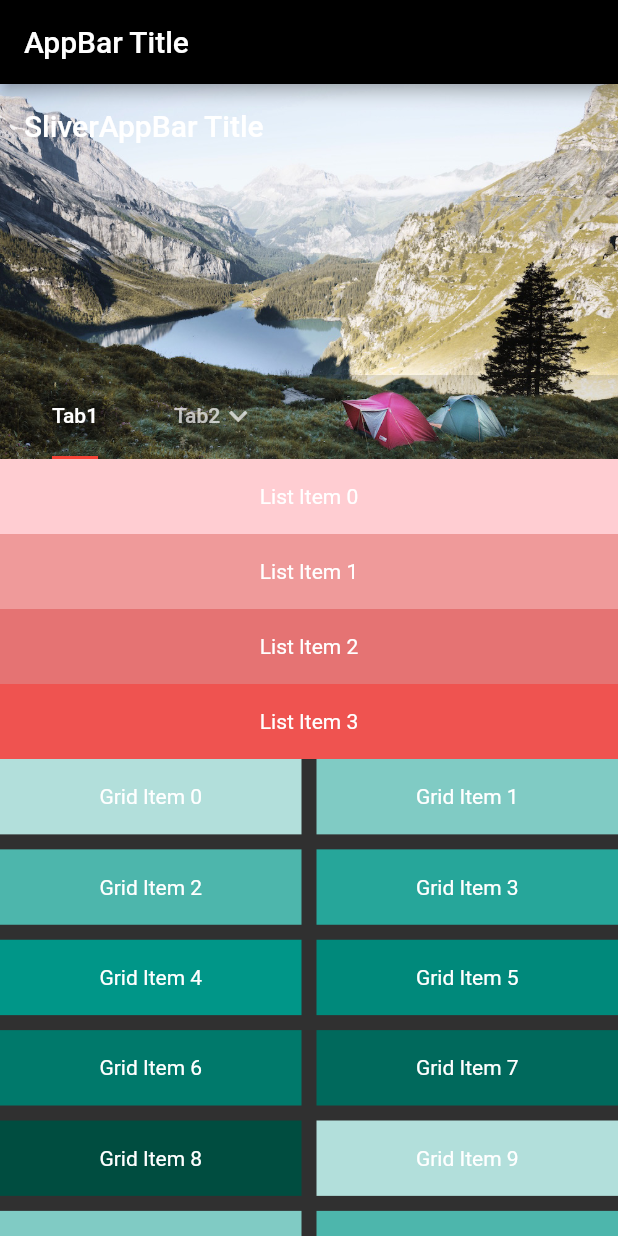
After one commit to lovebzhou/flutter_demo, a Flutter app: the DemoCustomScrollView screen opened directly, on a phone screen of 412 x 824 dp. The commit adds this screen. Run offline on Flutter 3.47's test engine with Material 2 defaults, Android fonts, the phone set to English and light mode, and no system bars; our stand-ins replace dio, event_bus, file_picker, image_picker, share, shared_preferences and 1 more; missing offline and left inert: alice, dropdown_menu, image_crop, multi_image_picker, photo, photo_manager; accounts and stored records are empty.

Commit message:
adjust path

```diff
--- a/lib/demo/demo_page.dart
+++ b/lib/demo/demo_page.dart
@@ -11,8 +11,6 @@ import 'package:flutter_demo/demo/image/photo_picker_demo.dart';
 import 'package:flutter_demo/demo/layout/demo_layout.dart';
 import 'package:flutter_demo/demo/log/demo_alice.dart';
 import 'package:flutter_demo/demo/navigator/navigator_demo.dart';
-import 'package:flutter_demo/demo/scrollview/demo_nestedscrollview.dart';
-import 'package:flutter_demo/demo/scrollview/scrollview_demo.dart';
 import 'package:flutter_demo/demo/widgets/demo_widgets.dart';
 import 'focus_demo/focus_demo.dart';
 
@@ -34,13 +32,11 @@ class HBDemoPage extends StatefulWidget {
 class _HBDemoPageState extends State<HBDemoPage> {
   final _pages = [
     Page(DemoLayout(), DemoLayout.title),
-    Page(ScrollViewDemo(), ScrollViewDemo.title),
     Page(DemoAnimation(), '动画演示'),
     Page(DialogDemo(), DialogDemo.title),
     Page(DemoWidgets(), DemoWidgets.title),
     Page(NavigatorDemo(), NavigatorDemo.title),
     Page(DropdownMenuDemo(), DropdownMenuDemo.title),
-    Page(DemoNestedScrollView(), DemoNestedScrollView.title),
     Page(DemoImagePicker(), DemoImagePicker.title),
     Page(FilePickerDemo(), FilePickerDemo.title),
     Page(DemoPhotoPicker(), DemoPhotoPicker.title),
--- a/lib/demo/widgets/demo_widgets.dart
+++ b/lib/demo/widgets/demo_widgets.dart
@@ -4,6 +4,7 @@ import 'package:flutter_demo/demo/widgets/demo_grid.dart';
 import 'package:flutter_demo/demo/widgets/demo_list_view_expansion.dart';
 import 'package:flutter_demo/demo/widgets/demo_tab.dart';
 import 'package:flutter_demo/demo/widgets/demo_wrap.dart';
+import 'package:flutter_demo/demo/widgets/scrollview/scrollview_demo.dart';
 import 'package:flutter_demo/utils/navigator_util.dart';
 
 import 'demo_list_view.dart';
@@ -20,6 +21,7 @@ class DemoWidgets extends StatelessWidget {
         _buildItem(context, DemoTab.title, DemoTab()),
         _buildItem(context, 'Demo ListView', DemoListView()),
         _buildItem(context, 'Demo ListView Expansion', DemoListViewExpansion()),
+        _buildItem(context, 'Demo ScrollView', DemoScrollView()),
         _buildItem(context, 'Demo Grid', DemoGridPage()),
       ],
     );
--- /dev/null
+++ b/lib/demo/widgets/scrollview/demo_customscrollview.dart
@@ -0,0 +1,249 @@
+import 'dart:io';
+
+import 'package:flutter/cupertino.dart';
+import 'package:flutter/material.dart';
+
+class DemoCustomScrollView extends StatefulWidget {
+  @override
+  State<StatefulWidget> createState() => _DemoCustomScrollViewState();
+}
+
+class _DemoCustomScrollViewState extends State<DemoCustomScrollView>
+    with SingleTickerProviderStateMixin {
+  ScrollController _scrollController;
+  ScrollController _scrollController2;
+
+  TabController _tabController;
+
+  @override
+  void initState() {
+    super.initState();
+    _scrollController = ScrollController();
+    _scrollController2 = ScrollController();
+
+    _tabController = TabController(length: 2, vsync: this);
+  }
+
+  @override
+  void dispose() {
+    _scrollController.dispose();
+    _scrollController2.dispose();
+
+    _tabController.dispose();
+    super.dispose();
+  }
+
+  @override
+  Widget build(BuildContext context) {
+    return Scaffold(
+      appBar: _buildAppBar(context),
+      body: _buildBody(context),
+    );
+  }
+
+  Widget _buildAppBar(BuildContext context) {
+    return AppBar(
+      title: Text('AppBar Title'),
+    );
+  }
+
+  Widget _buildBody(BuildContext context) {
+    Widget body = CustomScrollView(
+      semanticChildCount: 5,
+      controller: _scrollController,
+      physics: Platform.isIOS
+          ? AlwaysScrollableScrollPhysics()
+          : BouncingScrollPhysics(),
+      slivers: <Widget>[
+        _buildRefreshControl(context),
+        _buildSliverAppBar(context),
+        _buildSliverTabBarView(context),
+        _buildSliverGrid(context),
+        _buildSliverList(context),
+      ],
+    );
+
+    // TODO: remove horizontal indicator
+    body = CupertinoScrollbar(
+      controller: _scrollController,
+      child: body,
+    );
+
+    body = SafeArea(child: body);
+
+    return body;
+  }
+
+  Widget _buildRefreshControl(BuildContext context) {
+    return CupertinoSliverRefreshControl(
+      builder: (
+        BuildContext context,
+        RefreshIndicatorMode refreshState,
+        double pulledExtent,
+        double refreshTriggerPullDistance,
+        double refreshIndicatorExtent,
+      ) {
+        return Center(
+          child: Text('下拉刷新'),
+        );
+      },
+      onRefresh: () async {},
+    );
+  }
+
+  Widget _buildSliverAppBar(BuildContext context) {
+    return SliverAppBar(
+      pinned: true,
+      // floating: true, // APPBar是否跟随下拉立即显示
+      // snap: true,
+      title: Text('SliverAppBar Title'),
+      // centerTitle: true,
+      automaticallyImplyLeading: false,
+      titleSpacing: 16.0,
+      backgroundColor: Colors.orange,
+      expandedHeight: 250.0,
+      flexibleSpace: _buildFlexibleBar(context),
+      bottom: _buildBottomBar(context),
+    );
+  }
+
+  Widget _buildFlexibleBar(BuildContext context) {
+    Widget background = Image.asset(
+      'assets/images/7.jpg',
+      fit: BoxFit.cover,
+    );
+    return FlexibleSpaceBar(
+      // title: Text('Demo'),
+      background: background,
+    );
+  }
+
+  Widget _buildBottomBar(BuildContext context) {
+    Widget bottomBar = TabBar(
+      indicatorColor: Colors.red,
+      indicatorSize: TabBarIndicatorSize.label,
+      controller: _tabController,
+      tabs: <Widget>[
+        Tab(
+          child: Text('Tab1'),
+        ),
+        Tab(
+          child: Row(children:[Text('Tab2'), Icon(Icons.expand_more)]),
+        ),
+      ],
+    );
+
+    /// 设置bottomBar高度
+    bottomBar = Container(
+      height: 56.0, // NavigationBar Height 56.0
+      width: 200.0,
+      child: bottomBar,
+      // color: Colors.black12,
+    );
+    bottomBar = Align(
+      alignment: Alignment.centerLeft,
+      child: bottomBar,
+    );
+    bottomBar = Container(
+      child: bottomBar,
+      color: Colors.black12,
+    );
+
+    /// AppBar高度不计算bottomBar高度
+    bottomBar = PreferredSize(
+      child: bottomBar,
+      preferredSize: Size(160, 0),
+    );
+
+    return bottomBar;
+  }
+
+  Widget _buildSliverTabBarView(BuildContext context) {
+    Widget tabBarView = TabBarView(
+      controller: _tabController,
+      children: <Widget>[
+        ListView.builder(
+          controller: _scrollController2,
+          itemExtent: 50.0,
+          itemBuilder: (BuildContext context, int index) {
+            return Container(
+              alignment: Alignment.center,
+              color: Colors.red[100 * (index % 9 + 1)],
+              child: Text('List Item $index'),
+            );
+          },
+          itemCount: 60,
+        ),
+        GridView.builder(
+          controller: _scrollController2,
+          gridDelegate: SliverGridDelegateWithMaxCrossAxisExtent(
+            maxCrossAxisExtent: 200.0,
+            mainAxisSpacing: 10.0,
+            crossAxisSpacing: 10.0,
+            childAspectRatio: 4.0,
+          ),
+          itemBuilder: (BuildContext context, int index) {
+            return Container(
+              height: 100,
+              alignment: Alignment.center,
+              color: Colors.brown[100 * (index % 9 + 1)],
+              child: Text('Grid Item $index'),
+            );
+          },
+          itemCount: 20,
+        ),
+      ],
+    );
+
+    // tabBarView = CupertinoScrollbar(
+    //   child: tabBarView,
+    // );
+
+    tabBarView = SliverToBoxAdapter(
+      child: Container(
+        height: 200,
+        child: tabBarView,
+      ),
+    );
+
+    return tabBarView;
+  }
+
+  Widget _buildSliverGrid(BuildContext context) {
+    return SliverGrid(
+      gridDelegate: SliverGridDelegateWithMaxCrossAxisExtent(
+        maxCrossAxisExtent: 200.0,
+        mainAxisSpacing: 10.0,
+        crossAxisSpacing: 10.0,
+        childAspectRatio: 4.0,
+      ),
+      delegate: SliverChildBuilderDelegate(
+        (BuildContext context, int index) {
+          return Container(
+            height: 100,
+            alignment: Alignment.center,
+            color: Colors.teal[100 * (index % 9 + 1)],
+            child: Text('Grid Item $index'),
+          );
+        },
+        childCount: 20,
+      ),
+    );
+  }
+
+  Widget _buildSliverList(BuildContext context) {
+    return SliverFixedExtentList(
+      itemExtent: 50.0,
+      delegate: SliverChildBuilderDelegate(
+        (BuildContext context, int index) {
+          return Container(
+            alignment: Alignment.center,
+            color: Colors.lightBlue[100 * (index % 9 + 1)],
+            child: Text('List Item $index'),
+          );
+        },
+        childCount: 60,
+      ),
+    );
+  }
+}
```
Also changed, not shown: lib/demo/scrollview/scrollview_demo.dart (deleted, +0 -25 lines), lib/demo/widgets/scrollview/demo_nestedscrollview.dart (added, +136 -0 lines), lib/demo/widgets/scrollview/scrollview_demo.dart (added, +32 -0 lines), lib/demo/widgets/customscrollview_demo.dart (renamed from lib/demo/scrollview/customscrollview_demo.dart), lib/demo/widgets/demo_nestedscrollview.dart (renamed from lib/demo/scrollview/demo_nestedscrollview.dart).
